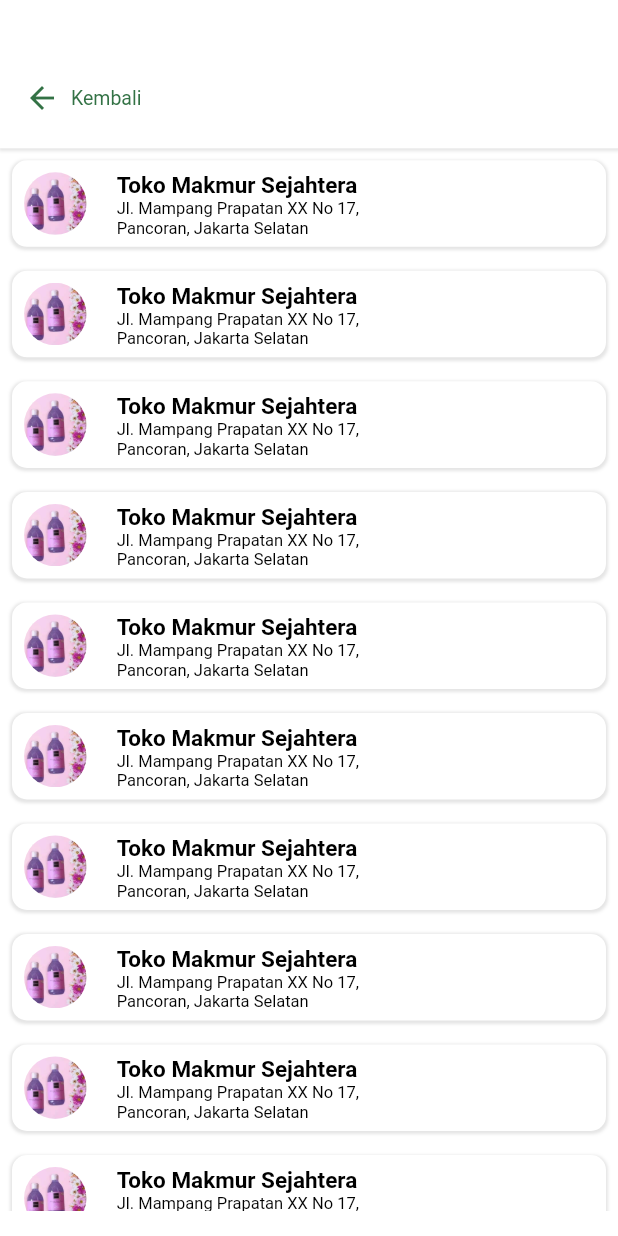
After one commit to khadafirp/growell, a Flutter app: the ListTokoPage screen opened by its route, on a phone screen of 412 x 824 dp. The commit adds this screen. Run offline on Flutter 3.47's test engine with Material 2 defaults, Android fonts, the phone set to English and light mode, and no system bars; our stand-ins replace equatable, flutter_bloc, flutter_svg, get_it; Roboto replaces fonts that are missing (Montserrat-Black); project files that could hold a hidden picture were left out.

Commit message:
add list toko

```diff
--- a/lib/base/app_routes.dart
+++ b/lib/base/app_routes.dart
@@ -2,6 +2,7 @@ import 'package:flutter/material.dart';
 import 'package:growell/base/routes_name.dart';
 import 'package:growell/presentation/first_page.dart';
 import 'package:growell/presentation/landing_page/landing_page.dart';
+import 'package:growell/presentation/landing_page/pembeli/list_toko/list_toko_page.dart';
 import 'package:growell/presentation/login/login_page.dart';
 import 'package:growell/presentation/regis/regis_page.dart';
 
@@ -18,7 +19,8 @@ class AppRoutes{
     },
     RoutesName.loginPage: (context) => LoginPage(),
     RoutesName.regisPage: (context) => RegisPage(),
-    RoutesName.landingPage: (context) => LandingPage()
+    RoutesName.landingPage: (context) => LandingPage(),
+    RoutesName.listTokoPage: (context) => ListTokoPage()
   };
 
   static Route<dynamic> getGenerateRoutes(RouteSettings settings) {
@@ -39,6 +41,10 @@ class AppRoutes{
         final routes = getRoutesWithSettings(settings);
         final WidgetBuilder? builder = routes[settings.name];
         return MaterialPageRoute(builder: builder!, settings: settings);
+      case RoutesName.listTokoPage:
+        final routes = getRoutesWithSettings(settings);
+        final WidgetBuilder? builder = routes[settings.name];
+        return MaterialPageRoute(builder: builder!, settings: settings);
       default:
         return MaterialPageRoute(
           builder: (_) => Scaffold(
--- a/lib/base/routes_name.dart
+++ b/lib/base/routes_name.dart
@@ -4,4 +4,5 @@ class RoutesName{
   static const String loginPage = "/login";
   static const String regisPage = "/registrasi";
   static const String landingPage = "/landing-page";
+  static const String listTokoPage = "/landing-page/list-toko";
 }
--- a/lib/presentation/landing_page/landing_page.dart
+++ b/lib/presentation/landing_page/landing_page.dart
@@ -1,6 +1,6 @@
 import 'package:flutter/material.dart';
 import 'package:growell/color/list_color.dart';
-import 'package:growell/presentation/landing_page/pembeli/beranda_pembeli_page.dart';
+import 'package:growell/presentation/landing_page/pembeli/beranda/beranda_pembeli_page.dart';
 import 'package:growell/presentation/landing_page/penjual/beranda/beranda_penjual_page.dart';
 
 class LandingPage extends StatefulWidget {
--- /dev/null
+++ b/lib/presentation/landing_page/pembeli/beranda/beranda_pembeli_page.dart
@@ -0,0 +1,75 @@
+import 'package:flutter/material.dart';
+import 'package:growell/base/routes_name.dart';
+import 'package:growell/widget/header/card_header_pembeli.dart';
+
+class BerandaPembeliPage extends StatefulWidget {
+  BerandaPembeliPage({Key? key}) : super(key: key);
+
+  @override
+  _BerandaPembeliPageState createState() => _BerandaPembeliPageState();
+}
+
+class _BerandaPembeliPageState extends State<BerandaPembeliPage> {
+  @override
+  Widget build(BuildContext context) {
+    return Scaffold(
+      body: Container(
+        height: MediaQuery.of(context).size.height,
+        width: MediaQuery.of(context).size.width,
+        color: Colors.white,
+        child: Column(
+          children: [
+            CardHeaderPembeli(),
+            InkWell(
+              onTap: () => Navigator.of(context).pushNamed(RoutesName.listTokoPage),
+              child: Container(
+                width: MediaQuery.of(context).size.width,
+                height: MediaQuery.of(context).size.height * 0.72,
+                child: Column(
+                  mainAxisAlignment: MainAxisAlignment.center,
+                  children: [
+                    Container(
+                      width: MediaQuery.of(context).size.width * 0.25,
+                      height: MediaQuery.of(context).size.height * 0.12,
+                      decoration: BoxDecoration(
+                        color: Colors.white,
+                        borderRadius: BorderRadius.all(Radius.circular(10)),
+                        boxShadow: [
+                          BoxShadow(
+                            color: Colors.black.withOpacity(0.1),
+                            spreadRadius: 1,
+                            blurRadius: 1,
+                            offset: const Offset(0, 1)
+                          )
+                        ]
+                      ),
+                      child: ClipRRect(
+                        borderRadius: const BorderRadius.all(Radius.circular(10)),
+                        child: Image.asset(
+                          "assets/jpg/scarlett.jpeg",
+                          fit: BoxFit.cover,
+                        ),
+                      ),
+                    ),
+                    Container(
+                      width: MediaQuery.of(context).size.width * 0.25,
+                      alignment: Alignment.center,
+                      margin: EdgeInsets.only(top: 16),
+                      child: Text(
+                        "Belanja",
+                        style: TextStyle(
+                          fontSize: 14,
+                          color: Colors.black
+                        ),
+                      )
+                    )
+                  ],
+                ),
+              ),
+            )
+          ],
+        ),
+      ),
+    );
+  }
+}
--- a/lib/presentation/landing_page/pembeli/beranda_pembeli_page.dart
+++ /dev/null
@@ -1,71 +0,0 @@
-import 'package:flutter/material.dart';
-import 'package:growell/widget/header/card_header_pembeli.dart';
-
-class BerandaPembeliPage extends StatefulWidget {
-  BerandaPembeliPage({Key? key}) : super(key: key);
-
-  @override
-  _BerandaPembeliPageState createState() => _BerandaPembeliPageState();
-}
-
-class _BerandaPembeliPageState extends State<BerandaPembeliPage> {
-  @override
-  Widget build(BuildContext context) {
-    return Scaffold(
-      body: Container(
-        height: MediaQuery.of(context).size.height,
-        width: MediaQuery.of(context).size.width,
-        color: Colors.white,
-        child: Column(
-          children: [
-            CardHeaderPembeli(),
-            Container(
-              width: MediaQuery.of(context).size.width,
-              height: MediaQuery.of(context).size.height * 0.72,
-              child: Column(
-                mainAxisAlignment: MainAxisAlignment.center,
-                children: [
-                  Container(
-                    width: MediaQuery.of(context).size.width * 0.25,
-                    height: MediaQuery.of(context).size.height * 0.12,
-                    decoration: BoxDecoration(
-                      color: Colors.white,
-                      borderRadius: BorderRadius.all(Radius.circular(10)),
-                      boxShadow: [
-                        BoxShadow(
-                          color: Colors.black.withOpacity(0.1),
-                          spreadRadius: 1,
-                          blurRadius: 1,
-                          offset: const Offset(0, 1)
-                        )
-                      ]
-                    ),
-                    child: ClipRRect(
-                      borderRadius: const BorderRadius.all(Radius.circular(10)),
-                      child: Image.asset(
-                        "assets/jpg/scarlett.jpeg",
-                        fit: BoxFit.cover,
-                      ),
-                    ),
-                  ),
-                  Container(
-                    width: MediaQuery.of(context).size.width * 0.25,
-                    alignment: Alignment.center,
-                    margin: EdgeInsets.only(top: 16),
-                    child: Text(
-                      "Belanja",
-                      style: TextStyle(
-                        fontSize: 14,
-                        color: Colors.black
-                      ),
-                    )
-                  )
-                ],
-              ),
-            )
-          ],
-        ),
-      ),
-    );
-  }
-}
--- /dev/null
+++ b/lib/presentation/landing_page/pembeli/list_toko/list_toko_page.dart
@@ -0,0 +1,31 @@
+import 'package:flutter/material.dart';
+import 'package:growell/widget/card/card_produk_new.dart';
+import 'package:growell/widget/child_page/custom_child_page.dart';
+
+class ListTokoPage extends StatefulWidget {
+  ListTokoPage({Key? key}) : super(key: key);
+
+  @override
+  _ListTokoPageState createState() => _ListTokoPageState();
+}
+
+class _ListTokoPageState extends State<ListTokoPage> {
+  @override
+  Widget build(BuildContext context) {
+    return CustomChildPage(
+      child: Column(
+        children: [
+          Container(
+            height: MediaQuery.of(context).size.height * 0.86,
+            child: ListView.builder(
+              shrinkWrap: true,
+              itemCount: 20,
+              itemBuilder: (BuildContext context, int index) {
+                return CardProdukNew();
+              }),
+          ),
+        ],
+      ),
+    );
+  }
+}
--- /dev/null
+++ b/lib/widget/card/card_produk_new.dart
@@ -0,0 +1,78 @@
+import 'package:flutter/material.dart';
+
+class CardProdukNew extends StatelessWidget {
+  const CardProdukNew({Key? key}) : super(key: key);
+
+  @override
+  Widget build(BuildContext context) {
+    return Container(
+      width: MediaQuery.of(context).size.width,
+      height: MediaQuery.of(context).size.height * 0.07,
+      margin: EdgeInsets.all(8),
+      padding: EdgeInsets.all(8),
+      decoration: BoxDecoration(
+        color: Colors.white,
+        borderRadius: BorderRadius.all(Radius.circular(10)),
+        boxShadow: [
+          BoxShadow(
+            color: Colors.black.withOpacity(0.1),
+            blurRadius: 1,
+            spreadRadius: 1,
+            offset: const Offset(0, 1),
+          )
+        ]
+      ),
+      child: Row(
+        children: [
+          Container(
+            width: MediaQuery.of(context).size.width * 0.65,
+            child: Row(
+              mainAxisAlignment: MainAxisAlignment.spaceBetween,
+              children: [
+                ClipRRect(
+                  borderRadius: BorderRadius.all(Radius.circular(50)),
+                  child: Image.asset(
+                    "assets/jpg/scarlett.jpeg",
+                    fit: BoxFit.cover,
+                  ),
+                ),
+                Container(
+                  height: MediaQuery.of(context).size.height * 0.10,
+                  child: Column(
+                    mainAxisAlignment: MainAxisAlignment.spaceBetween,
+                    children: [
+                      Container(
+                        width: MediaQuery.of(context).size.width * 0.50,
+                        child: Text(
+                          "Toko Makmur Sejahtera",
+                          style: TextStyle(
+                            fontWeight: FontWeight.bold,
+                            color: Colors.black,
+                            fontSize: 15,
+                            overflow: TextOverflow.ellipsis
+                          )
+                        ),
+                      ),
+                      Container(
+                        width: MediaQuery.of(context).size.width * 0.50,
+                        child: Text(
+                          "Jl. Mampang Prapatan XX No 17, Pancoran, Jakarta Selatan",
+                          maxLines: 2,
+                          style: TextStyle(
+                            color: Colors.black,
+                            fontSize: 11,
+                            overflow: TextOverflow.ellipsis
+                          )
+                        ),
+                      )
+                    ],
+                  ),
+                )
+              ],
+            ),
+          )
+        ],
+      ),
+    );
+  }
+}
--- /dev/null
+++ b/lib/widget/child_page/custom_child_page.dart
@@ -0,0 +1,74 @@
+import 'package:flutter/material.dart';
+import 'package:growell/color/list_color.dart';
+
+class CustomChildPage extends StatefulWidget {
+  Widget? child;
+  CustomChildPage({Key? key, this.child}) : super(key: key);
+
+  @override
+  _CustomChildPageState createState() => _CustomChildPageState();
+}
+
+class _CustomChildPageState extends State<CustomChildPage> {
+  @override
+  Widget build(BuildContext context) {
+    return Scaffold(
+      body: Column(
+        children: [
+          Container(
+            height: MediaQuery.of(context).size.height * 0.12,
+            width: MediaQuery.of(context).size.width,
+            padding: EdgeInsets.only(left: 16, top: 32),
+            decoration: BoxDecoration(
+              color: Colors.white,
+              boxShadow: [
+                BoxShadow(
+                  color: Colors.black.withOpacity(0.1),
+                  blurRadius: 1,
+                  spreadRadius: 1,
+                  offset: Offset(0, 1),
+                )
+              ]
+            ),
+            child: Column(
+              crossAxisAlignment: CrossAxisAlignment.start,
+              mainAxisAlignment: MainAxisAlignment.center,
+              children: [
+                Container(
+                  width: MediaQuery.of(context).size.width * 0.19,
+                  child: Row(
+                    mainAxisAlignment: MainAxisAlignment.spaceBetween,
+                    children: [
+                      Icon(
+                        Icons.arrow_back,
+                        color: ListColor().baseColor,
+                      ),
+                      Text(
+                        "Kembali",
+                        style: TextStyle(
+                          color: ListColor().baseColor,
+                          fontSize: 13
+                        )
+                      )
+                    ],
+                  ),
+                ),
+              ],
+            ),
+          ),
+          Container(
+            height: MediaQuery.of(context).size.height * 0.86,
+            width: MediaQuery.of(context).size.width,
+            child: SingleChildScrollView(
+              child: Container(
+                height: MediaQuery.of(context).size.height * 0.86,
+                width: MediaQuery.of(context).size.width,
+                child: widget.child!,
+              ),
+            ),
+          )
+        ],
+      ),
+    );
+  }
+}
```
